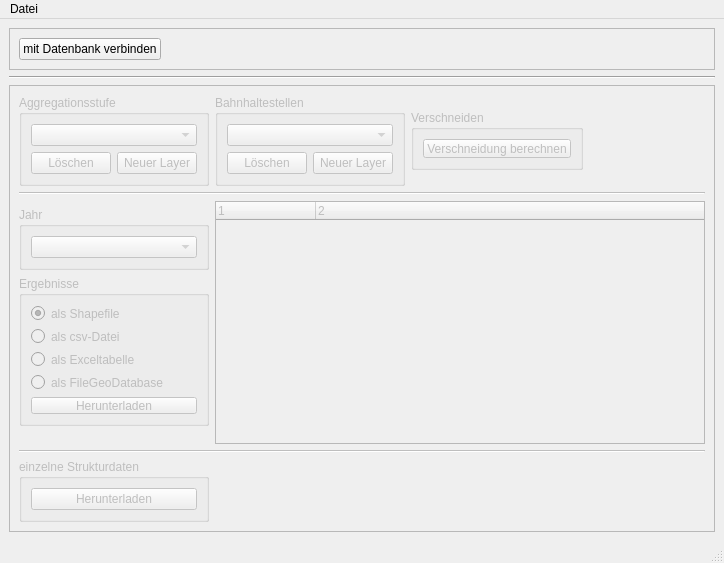
First picture: the form in src/verschneidungstool/PyQt/main.ui, repository MaxBo/verschneidungstool, before the edit.
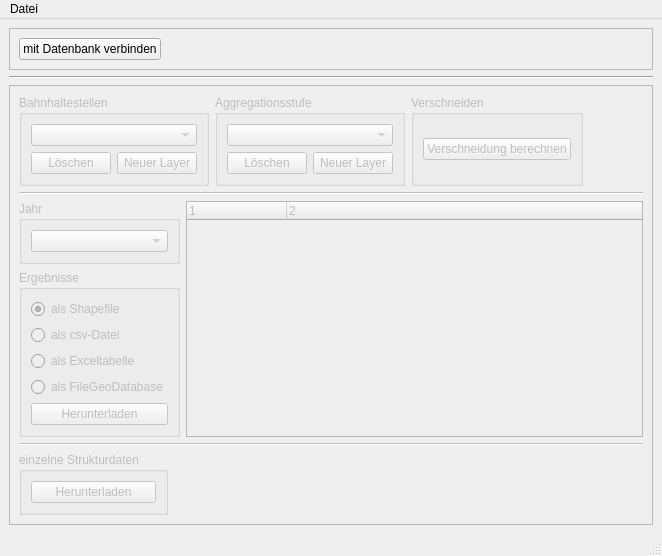
Second picture: the form after the edit. Icons and pictures are not drawn.

```diff
--- a/src/verschneidungstool/PyQt/main.ui
+++ b/src/verschneidungstool/PyQt/main.ui
@@ -6,8 +6,8 @@
    <rect>
     <x>0</x>
     <y>0</y>
-    <width>724</width>
-    <height>540</height>
+    <width>662</width>
+    <height>493</height>
    </rect>
   </property>
   <property name="windowTitle">
@@ -64,89 +64,10 @@
         <property name="frameShadow">
          <enum>QFrame::Raised</enum>
         </property>
-        <layout class="QGridLayout" name="gridLayout_2">
-         <item row="6" column="1" colspan="4">
-          <widget class="Line" name="line">
-           <property name="orientation">
-            <enum>Qt::Horizontal</enum>
-           </property>
-          </widget>
-         </item>
-         <item row="9" column="1">
-          <widget class="QGroupBox" name="download_frame">
-           <property name="enabled">
-            <bool>false</bool>
-           </property>
-           <property name="sizePolicy">
-            <sizepolicy hsizetype="Fixed" vsizetype="Preferred">
-             <horstretch>0</horstretch>
-             <verstretch>0</verstretch>
-            </sizepolicy>
-           </property>
-           <property name="maximumSize">
-            <size>
-             <width>300</width>
-             <height>150</height>
-            </size>
-           </property>
-           <property name="title">
-            <string>Ergebnisse</string>
-           </property>
-           <layout class="QVBoxLayout" name="verticalLayout_4">
+        <layout class="QVBoxLayout" name="verticalLayout_9">
             <item>
-             <widget class="QRadioButton" name="shape_radio_button">
-              <property name="text">
-               <string>als Shapefile</string>
-              </property>
-              <property name="checked">
-               <bool>true</bool>
-              </property>
-              <attribute name="buttonGroup">
-               <string notr="true">buttonGroup</string>
-              </attribute>
-             </widget>
-            </item>
+          <layout class="QHBoxLayout" name="horizontalLayout_4">
             <item>
-             <widget class="QRadioButton" name="csv_radio_button">
-              <property name="text">
-               <string>als csv-Datei</string>
-              </property>
-              <attribute name="buttonGroup">
-               <string notr="true">buttonGroup</string>
-              </attribute>
-             </widget>
-            </item>
-            <item>
-             <widget class="QRadioButton" name="excel_radio_button">
-              <property name="text">
-               <string>als Exceltabelle</string>
-              </property>
-              <attribute name="buttonGroup">
-               <string notr="true">buttonGroup</string>
-              </attribute>
-             </widget>
-            </item>
-            <item>
-             <widget class="QRadioButton" name="radioButton_4">
-              <property name="enabled">
-               <bool>false</bool>
-              </property>
-              <property name="text">
-               <string>als FileGeoDatabase</string>
-              </property>
-             </widget>
-            </item>
-            <item>
-             <widget class="QPushButton" name="results_button">
-              <property name="text">
-               <string>Herunterladen</string>
-              </property>
-             </widget>
-            </item>
-           </layout>
-          </widget>
-         </item>
-         <item row="0" column="2">
           <widget class="QGroupBox" name="groupBox_3">
            <property name="title">
             <string>Bahnhaltestellen</string>
@@ -195,23 +116,7 @@
            </layout>
           </widget>
          </item>
-         <item row="8" column="1">
-          <widget class="QGroupBox" name="groupBox_2">
-           <property name="title">
-            <string>Jahr</string>
-           </property>
-           <layout class="QVBoxLayout" name="verticalLayout">
             <item>
-             <widget class="QComboBox" name="year_combo">
-              <property name="layoutDirection">
-               <enum>Qt::LeftToRight</enum>
-              </property>
-             </widget>
-            </item>
-           </layout>
-          </widget>
-         </item>
-         <item row="0" column="1">
           <widget class="QGroupBox" name="groupBox">
            <property name="sizePolicy">
             <sizepolicy hsizetype="Preferred" vsizetype="Preferred">
@@ -272,13 +177,13 @@
            </layout>
           </widget>
          </item>
-         <item row="0" column="3">
+           <item>
           <widget class="QGroupBox" name="intersect_frame">
            <property name="enabled">
             <bool>false</bool>
            </property>
            <property name="sizePolicy">
-            <sizepolicy hsizetype="Preferred" vsizetype="Fixed">
+              <sizepolicy hsizetype="Preferred" vsizetype="Preferred">
              <horstretch>0</horstretch>
              <verstretch>0</verstretch>
             </sizepolicy>
@@ -286,13 +191,13 @@
            <property name="minimumSize">
             <size>
              <width>0</width>
-             <height>60</height>
+               <height>0</height>
             </size>
            </property>
            <property name="maximumSize">
             <size>
-             <width>300</width>
-             <height>60</height>
+               <width>16777215</width>
+               <height>16777215</height>
             </size>
            </property>
            <property name="title">
@@ -312,7 +217,142 @@
            </layout>
           </widget>
          </item>
-         <item row="10" column="1">
+           <item>
+            <spacer name="horizontalSpacer">
+             <property name="orientation">
+              <enum>Qt::Horizontal</enum>
+             </property>
+             <property name="sizeHint" stdset="0">
+              <size>
+               <width>40</width>
+               <height>20</height>
+              </size>
+             </property>
+            </spacer>
+           </item>
+          </layout>
+         </item>
+         <item>
+          <widget class="Line" name="line">
+           <property name="orientation">
+            <enum>Qt::Horizontal</enum>
+           </property>
+          </widget>
+         </item>
+         <item>
+          <layout class="QHBoxLayout" name="horizontalLayout_5">
+           <item>
+            <layout class="QVBoxLayout" name="verticalLayout_7">
+             <item>
+              <spacer name="verticalSpacer">
+               <property name="orientation">
+                <enum>Qt::Vertical</enum>
+               </property>
+               <property name="sizeHint" stdset="0">
+                <size>
+                 <width>20</width>
+                 <height>40</height>
+                </size>
+               </property>
+              </spacer>
+             </item>
+             <item>
+              <widget class="QGroupBox" name="groupBox_2">
+               <property name="title">
+                <string>Jahr</string>
+               </property>
+               <layout class="QVBoxLayout" name="verticalLayout">
+                <item>
+                 <widget class="QComboBox" name="year_combo">
+                  <property name="layoutDirection">
+                   <enum>Qt::LeftToRight</enum>
+                  </property>
+                 </widget>
+                </item>
+               </layout>
+              </widget>
+             </item>
+             <item>
+              <widget class="QGroupBox" name="download_frame">
+               <property name="enabled">
+                <bool>false</bool>
+               </property>
+               <property name="sizePolicy">
+                <sizepolicy hsizetype="Fixed" vsizetype="Preferred">
+                 <horstretch>0</horstretch>
+                 <verstretch>0</verstretch>
+                </sizepolicy>
+               </property>
+               <property name="maximumSize">
+                <size>
+                 <width>16777215</width>
+                 <height>16777215</height>
+                </size>
+               </property>
+               <property name="title">
+                <string>Ergebnisse</string>
+               </property>
+               <layout class="QVBoxLayout" name="verticalLayout_4">
+                <item>
+                 <widget class="QRadioButton" name="shape_radio_button">
+                  <property name="text">
+                   <string>als Shapefile</string>
+                  </property>
+                  <property name="checked">
+                   <bool>true</bool>
+                  </property>
+                  <attribute name="buttonGroup">
+                   <string notr="true">buttonGroup</string>
+                  </attribute>
+                 </widget>
+                </item>
+                <item>
+                 <widget class="QRadioButton" name="csv_radio_button">
+                  <property name="text">
+                   <string>als csv-Datei</string>
+                  </property>
+                  <attribute name="buttonGroup">
+                   <string notr="true">buttonGroup</string>
+                  </attribute>
+                 </widget>
+                </item>
+                <item>
+                 <widget class="QRadioButton" name="excel_radio_button">
+                  <property name="text">
+                   <string>als Exceltabelle</string>
+                  </property>
+                  <attribute name="buttonGroup">
+                   <string notr="true">buttonGroup</string>
+                  </attribute>
+                 </widget>
+                </item>
+                <item>
+                 <widget class="QRadioButton" name="radioButton_4">
+                  <property name="enabled">
+                   <bool>false</bool>
+                  </property>
+                  <property name="text">
+                   <string>als FileGeoDatabase</string>
+                  </property>
+                 </widget>
+                </item>
+                <item>
+                 <widget class="QPushButton" name="results_button">
+                  <property name="sizePolicy">
+                   <sizepolicy hsizetype="Minimum" vsizetype="Fixed">
+                    <horstretch>0</horstretch>
+                    <verstretch>0</verstretch>
+                   </sizepolicy>
+                  </property>
+                  <property name="text">
+                   <string>Herunterladen</string>
+                  </property>
+                 </widget>
+                </item>
+               </layout>
+              </widget>
+             </item>
+             <item>
           <spacer name="verticalSpacer_3">
            <property name="orientation">
             <enum>Qt::Vertical</enum>
@@ -325,7 +365,9 @@
            </property>
           </spacer>
          </item>
-         <item row="7" column="2" rowspan="6" colspan="3">
+            </layout>
+           </item>
+           <item>
           <widget class="QTreeWidget" name="structure_tree">
            <property name="columnCount">
             <number>2</number>
@@ -342,20 +384,18 @@
            </column>
           </widget>
          </item>
-         <item row="7" column="1">
-          <spacer name="verticalSpacer">
+          </layout>
+         </item>
+         <item>
+          <widget class="Line" name="line_3">
            <property name="orientation">
-            <enum>Qt::Vertical</enum>
+            <enum>Qt::Horizontal</enum>
            </property>
-           <property name="sizeHint" stdset="0">
-            <size>
-             <width>20</width>
-             <height>40</height>
-            </size>
-           </property>
-          </spacer>
+          </widget>
          </item>
-         <item row="14" column="1">
+         <item>
+          <layout class="QHBoxLayout" name="horizontalLayout_6">
+           <item>
           <widget class="QGroupBox" name="download_tables_frame">
            <property name="enabled">
             <bool>false</bool>
@@ -389,27 +429,7 @@
            </layout>
           </widget>
          </item>
-         <item row="13" column="1" colspan="4">
-          <widget class="Line" name="line_3">
-           <property name="orientation">
-            <enum>Qt::Horizontal</enum>
-           </property>
-          </widget>
-         </item>
-         <item row="0" column="4">
-          <spacer name="horizontalSpacer">
-           <property name="orientation">
-            <enum>Qt::Horizontal</enum>
-           </property>
-           <property name="sizeHint" stdset="0">
-            <size>
-             <width>40</width>
-             <height>20</height>
-            </size>
-           </property>
-          </spacer>
-         </item>
-         <item row="14" column="2" colspan="3">
+           <item>
           <spacer name="horizontalSpacer_2">
            <property name="orientation">
             <enum>Qt::Horizontal</enum>
@@ -423,6 +443,8 @@
           </spacer>
          </item>
         </layout>
+         </item>
+        </layout>
        </widget>
       </item>
      </layout>
@@ -434,8 +456,8 @@
     <rect>
      <x>0</x>
      <y>0</y>
-     <width>724</width>
-     <height>21</height>
+     <width>662</width>
+     <height>18</height>
     </rect>
    </property>
    <widget class="QMenu" name="menuDatei">
```
Lines whose indentation alone changed are shown as unchanged.
